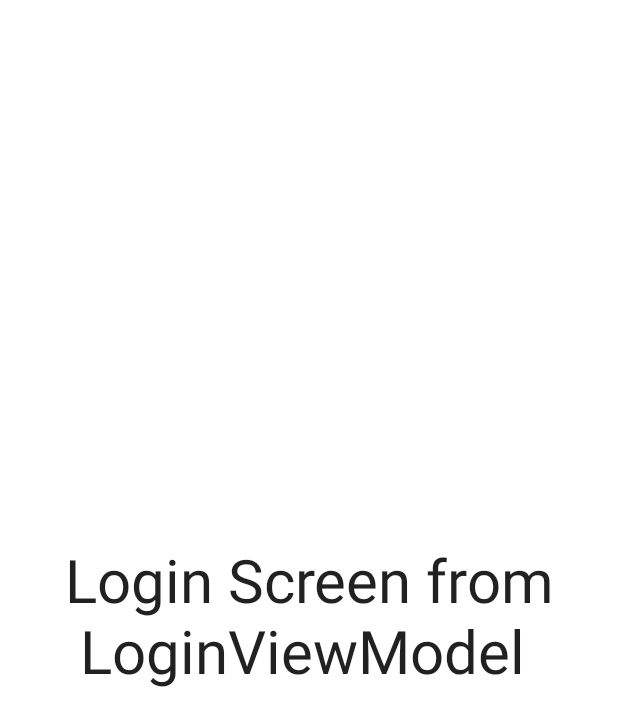
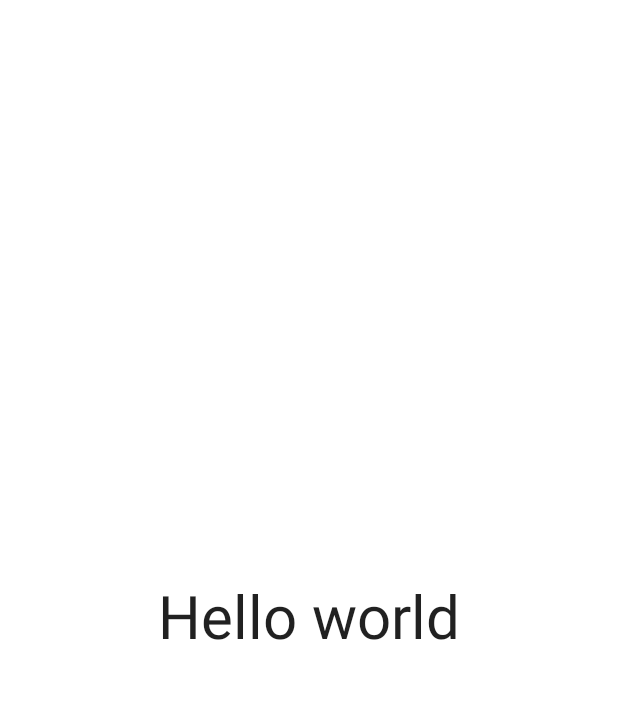
Before and after one commit to VegardAaberge/MyPlaygroup, an Android app built with Jetpack Compose: the composable LoginScreen shown on its own in the app's theme, on a phone screen of 412 x 824 dp. Shown: the top 726 px of the screen. Run offline under Robolectric (Android 15) with nearby library versions, the phone set to English and light mode, and no system bars; our stand-ins replace Dagger/Hilt's generated code; libraries missing offline, so code that uses them is left out: com.ramcosta.composedestinations; 1 statement that could not run was skipped.

```diff
--- a/app/src/main/java/com/myplaygroup/app/feature_login/presentation/login/LoginScreen.kt
+++ b/app/src/main/java/com/myplaygroup/app/feature_login/presentation/login/LoginScreen.kt
@@ -7,9 +7,11 @@ import androidx.compose.material.Text
 import androidx.compose.runtime.Composable
 import androidx.compose.ui.Alignment
 import androidx.compose.ui.Modifier
+import androidx.compose.ui.res.stringResource
 import androidx.compose.ui.text.style.TextAlign
 import androidx.compose.ui.unit.sp
 import androidx.hilt.navigation.compose.hiltViewModel
+import com.myplaygroup.app.R
 import com.ramcosta.composedestinations.annotation.Destination
 import com.ramcosta.composedestinations.navigation.DestinationsNavigator
 
@@ -24,7 +26,7 @@ fun LoginScreen(
             .fillMaxSize()
     ) {
         Text(
-            text = viewModel.loginMessage,
+            text = stringResource(id = R.string.hello_world),
             fontSize = 40.sp,
             modifier = Modifier
                 .align(Alignment.Center)
--- a/app/src/main/res/values/strings.xml
+++ b/app/src/main/res/values/strings.xml
@@ -1,3 +1,4 @@
 <resources>
     <string name="app_name">MyPlaygroup</string>
+    <string name="hello_world">Hello world</string>
 </resources>
```
Also changed, not shown: 1 other file.
